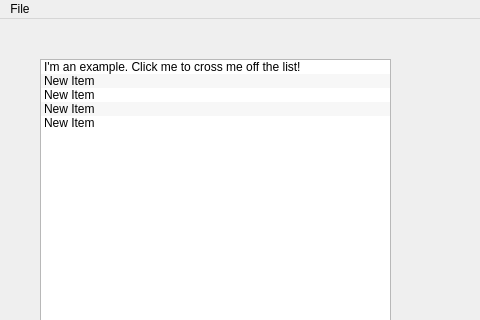
First picture: the form in Checklist/mainwindow.ui, repository stephen-soul/Task, before the edit; both pictures show x 0 to 480 and y 0 to 320 of the 750 by 500 pixel window.
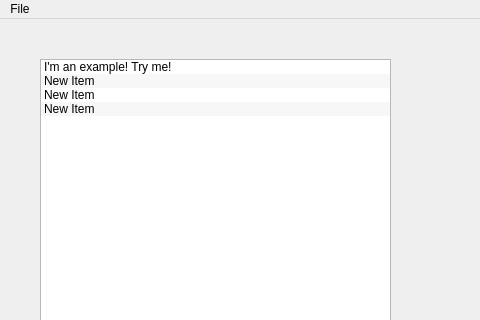
Second picture: the form after the edit. Icons and pictures are not drawn.

Commit message: fixed segfault from list hoping to avoid it

```diff
--- a/Checklist/mainwindow.ui
+++ b/Checklist/mainwindow.ui
@@ -119,9 +119,15 @@
       <property name="viewMode">
        <enum>QListView::ListMode</enum>
       </property>
+      <property name="currentRow">
+       <number>-1</number>
+      </property>
+      <property name="sortingEnabled">
+       <bool>false</bool>
+      </property>
       <item>
        <property name="text">
-        <string>I'm an example. Click me to cross me off the list!</string>
+        <string>I'm an example! Try me!</string>
        </property>
        <property name="font">
         <font>
@@ -145,11 +151,6 @@
         <string>New Item</string>
        </property>
       </item>
-      <item>
-       <property name="text">
-        <string>New Item</string>
-       </property>
-      </item>
      </widget>
      <widget class="QLabel" name="projectname">
       <property name="geometry">
```
Left out of the diff: 4 changed lines with no effect on the pictures. The commit also changes 2 other files.
